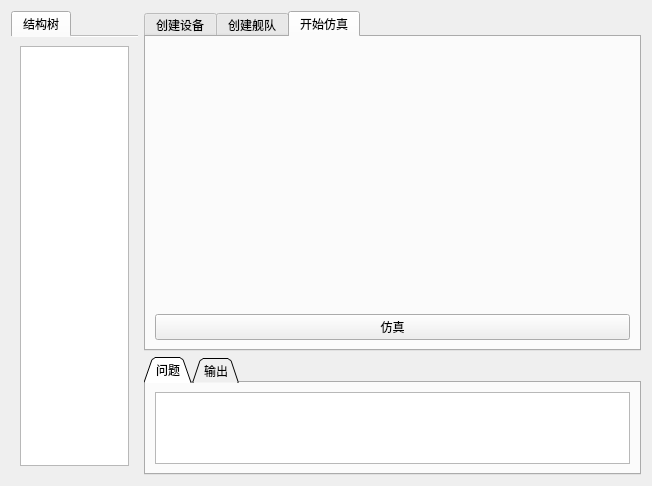
Before: the Qt Designer form resource/ui/FleetInput.ui in YaHeii/Electromagnetic_Compatibility, drawn with Qt 5.
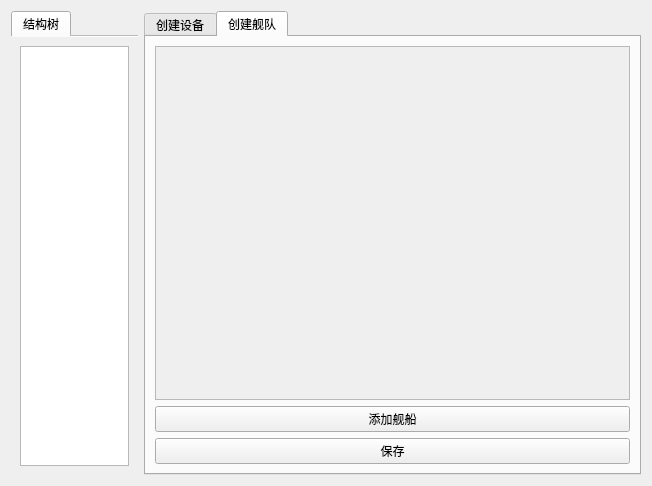
After: the same form once the commit is applied. The open tabs and pages were chosen to show the change. Custom widgets are drawn as their Qt base class.

```diff
--- a/resource/ui/FleetInput.ui
+++ b/resource/ui/FleetInput.ui
@@ -58,7 +58,7 @@
       </widget>
      </item>
      <item>
-      <layout class="QVBoxLayout" name="verticalLayout_3" stretch="4,1">
+      <layout class="QVBoxLayout" name="verticalLayout_3" stretch="0">
        <item>
         <widget class="QTabWidget" name="tabWidget_3">
          <property name="currentIndex">
@@ -151,8 +151,8 @@
                <rect>
                 <x>0</x>
                 <y>0</y>
-                <width>415</width>
-                <height>188</height>
+                <width>471</width>
+                <height>356</height>
                </rect>
               </property>
               <layout class="QVBoxLayout" name="verticalLayout_4">
@@ -196,76 +196,6 @@
            </item>
           </layout>
          </widget>
-         <widget class="QWidget" name="simulate_tab">
-          <attribute name="title">
-           <string>开始仿真</string>
-          </attribute>
-          <layout class="QVBoxLayout" name="verticalLayout_7">
-           <item>
-            <widget class="QCustomPlot" name="PEmodel_2Dplot" native="true"/>
-           </item>
-           <item>
-            <widget class="QPushButton" name="StartSimulate">
-             <property name="text">
-              <string>仿真</string>
-             </property>
-            </widget>
-           </item>
-          </layout>
-         </widget>
-        </widget>
-       </item>
-       <item>
-        <widget class="QTabWidget" name="tabWidget_2">
-         <property name="sizePolicy">
-          <sizepolicy hsizetype="Expanding" vsizetype="Preferred">
-           <horstretch>0</horstretch>
-           <verstretch>0</verstretch>
-          </sizepolicy>
-         </property>
-         <property name="contextMenuPolicy">
-          <enum>Qt::ContextMenuPolicy::DefaultContextMenu</enum>
-         </property>
-         <property name="tabShape">
-          <enum>QTabWidget::TabShape::Triangular</enum>
-         </property>
-         <property name="currentIndex">
-          <number>0</number>
-         </property>
-         <property name="elideMode">
-          <enum>Qt::TextElideMode::ElideMiddle</enum>
-         </property>
-         <property name="usesScrollButtons">
-          <bool>true</bool>
-         </property>
-         <widget class="QWidget" name="widget">
-          <attribute name="title">
-           <string>问题</string>
-          </attribute>
-          <layout class="QVBoxLayout" name="verticalLayout">
-           <item>
-            <widget class="QPlainTextEdit" name="Error_Edit">
-             <property name="readOnly">
-              <bool>true</bool>
-             </property>
-            </widget>
-           </item>
-          </layout>
-         </widget>
-         <widget class="QWidget" name="widget_2">
-          <attribute name="title">
-           <string>输出</string>
-          </attribute>
-          <layout class="QVBoxLayout" name="verticalLayout_8">
-           <item>
-            <widget class="QPlainTextEdit" name="Debug_Edit">
-             <property name="readOnly">
-              <bool>true</bool>
-             </property>
-            </widget>
-           </item>
-          </layout>
-         </widget>
         </widget>
        </item>
       </layout>
@@ -274,14 +204,6 @@
    </item>
   </layout>
  </widget>
- <customwidgets>
-  <customwidget>
-   <class>QCustomPlot</class>
-   <extends>QWidget</extends>
-   <header>qcustomplot.h</header>
-   <container>1</container>
-  </customwidget>
- </customwidgets>
  <resources/>
  <connections/>
 </ui>
```
Left out of the diff: 8 changed lines with no effect on the pictures.
